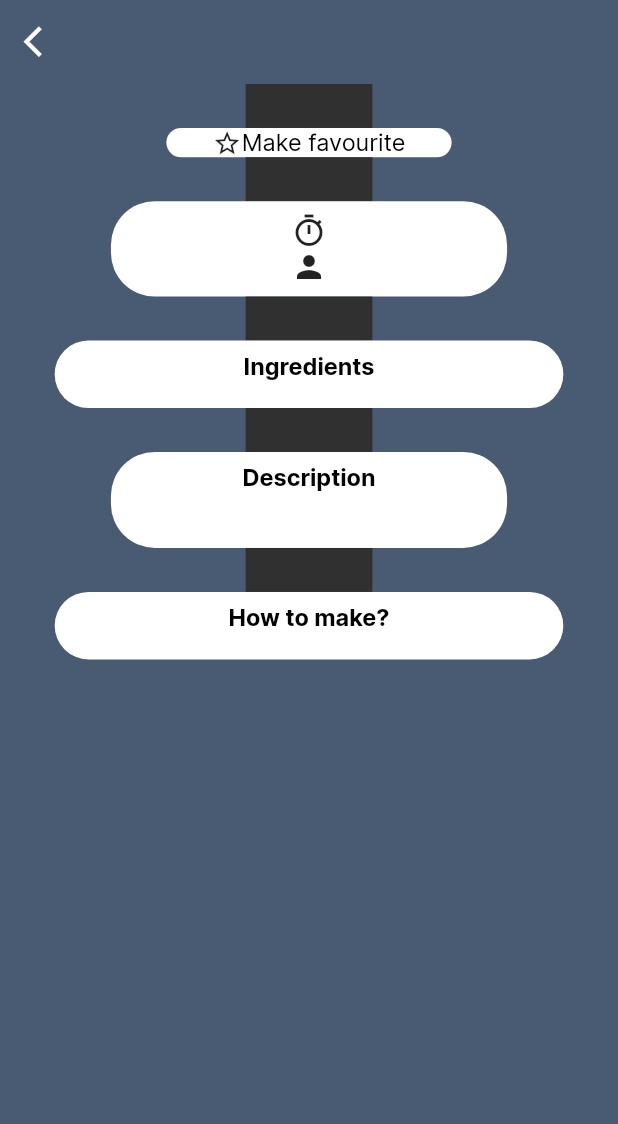
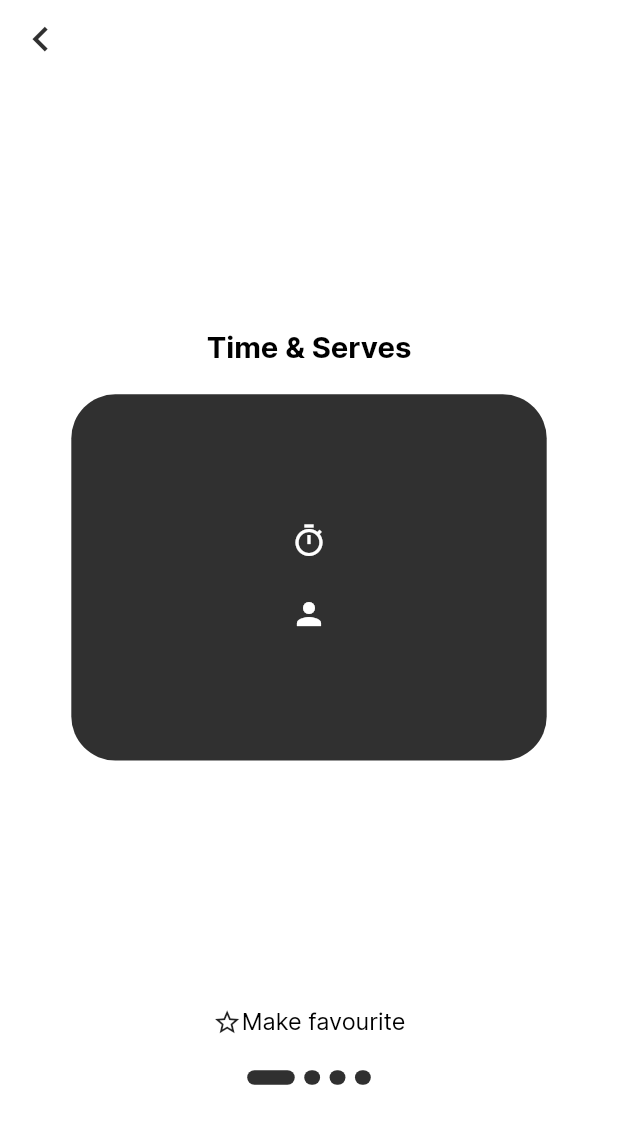
Before and after one commit to DelayStepback/shake_and_sip_app, a Flutter app: the _DetailLoaded screen opened directly with empty values, after a tap on "Make favourite", on a phone screen of 412 x 824 dp. Shown: the top 1124 px of the screen. Run offline on Flutter 3.47's test engine with Material 2 defaults, Android fonts, the phone set to English and light mode, and no system bars; our stand-ins replace bloc, cloud_firestore, dio, firebase_auth, firebase_core, flutter_animate and 5 more; missing offline and left inert: internet_connectivity_checker; accounts and stored records are empty.

Commit message:
fix: redesign single_fav_page

```diff
--- a/lib/features/presentation/detail_single_fav_page/detail_single_fav_page.dart
+++ b/lib/features/presentation/detail_single_fav_page/detail_single_fav_page.dart
@@ -7,11 +7,11 @@ import 'package:shake_and_sip_app/utils/colors.dart';
 
 import '../../data/cocktail/model/cocktail.dart';
 import '../bloc/detail_bloc/detail_bloc.dart';
-import '../bloc/detail_bloc/detail_state.dart';
 import '../loading_screen/loading_screen.dart';
 
 class DetailSingleFavPage extends StatelessWidget {
-  const DetailSingleFavPage({super.key, required this.id, required this.connectivity});
+  const DetailSingleFavPage(
+      {super.key, required this.id, required this.connectivity});
 
   final String? id;
   final bool connectivity;
@@ -22,61 +22,75 @@ class DetailSingleFavPage extends StatelessWidget {
     context.read<DetailBloc>().add(DetailEvent.initDetailPage(id: id!));
     return state.when(
         loading: () => const LoadingScreen(),
-        loaded: (cocktail, fav) => _DetailLoaded(cocktail: cocktail, isFav: fav, connectivity: connectivity,),
+        loaded: (cocktail, fav) => _DetailLoaded(
+              cocktail: cocktail,
+              isFav: fav,
+              connectivity: connectivity,
+            ),
         error: (error) => Text('error to load $error'));
   }
 }
 
-class _DetailLoaded extends StatelessWidget {
-  const _DetailLoaded({super.key, required this.cocktail, required this.isFav, required this.connectivity});
+class _DetailLoaded extends StatefulWidget {
+  const _DetailLoaded(
+      {super.key,
+      required this.cocktail,
+      required this.isFav,
+      required this.connectivity});
+
+  final Cocktail cocktail;
   final bool isFav;
-  final Cocktail cocktail;
   final bool connectivity;
 
   @override
+  State<_DetailLoaded> createState() => _DetailLoadedState();
+}
+
+class _DetailLoadedState extends State<_DetailLoaded> {
+  final PageController _pageController = PageController(initialPage: 0);
+  int page = 0;
+
+  @override
   Widget build(BuildContext context) {
-    return BlocBuilder<DetailBloc, DetailState>(
-      builder: (context, state) {
-        return SafeArea(
-          child: Scaffold(
-            extendBodyBehindAppBar: false,
-            appBar: AppBar(
-              backgroundColor: Colors.transparent,
-              elevation: 0,
-              leading: GestureDetector(
-                onTap: () => {
-                  if (connectivity){
-                    context.goNamed('home'),
+    return Scaffold(
+      backgroundColor: MyColor.white,
+      body: SafeArea(
+        child: SingleChildScrollView(
+          child: SizedBox(
+            height: MediaQuery.of(context).size.height - 100.h,
+            child: Stack(
+              alignment: Alignment.center,
+              children: [
+
+                PageView(
+                  controller: _pageController,
+                  onPageChanged: (newPage) {
+                    setState(() {
+                      page = newPage;
+                    });
+                  },
+                  children: [
+                    _TimeAndServes(
+                      cocktail: widget.cocktail,
+                    ),
+                    _Ingredients(cocktail: widget.cocktail),
+                    _Description(cocktail: widget.cocktail),
+                    _StepsToCook(cocktail: widget.cocktail),
+                  ],
+                ),
+
+                Positioned(
+                  bottom: 0,
+                  child: Column(
+                    children: [
+
+                      GestureDetector(
+                        onTap: (){
+                          if (!widget.isFav){
+                            context.read<DetailBloc>().add(DetailEvent.addFavCocktail(widget.cocktail));
                           }
                           else{
-                    context.goNamed('allFavLostConnectivity'),
-                  }
-                },
-                child: Icon(Icons.arrow_back_ios, size: 25.r,),
-              ),
-              centerTitle: true,
-              title: Text(cocktail.title.toString(),
-                style: Theme.of(context)
-                    .textTheme
-                    .titleLarge,
-              ),
-            ),
-            backgroundColor: MyColor.lightBlack,
-            body: SingleChildScrollView(
-              physics: const BouncingScrollPhysics(),
-              child: Column(
-                children: [
-                  SizedBox(
-                    width: MediaQuery.of(context).size.width,
-                  ),
-                  const _columnConnector(),
-                  GestureDetector(
-                    onTap: (){
-                      if (!isFav){
-                        context.read<DetailBloc>().add(DetailEvent.addFavCocktail(cocktail));
-                      }
-                      else{
-                        context.read<DetailBloc>().add(DetailEvent.deleteFavCocktail(cocktail));
+                            context.read<DetailBloc>().add(DetailEvent.deleteFavCocktail(widget.cocktail));
                           }
                         },
                         child: Container(
@@ -88,178 +102,274 @@ class _DetailLoaded extends StatelessWidget {
                           child: Row(
                             mainAxisAlignment: MainAxisAlignment.center,
                             children: [
-                          Icon(isFav ? Icons.star :Icons.star_border, size: 20.r,),
-                          Text(isFav ? 'Already favourite':'Make favourite', style: Theme.of(context)
+                              Icon(widget.isFav ? Icons.star :Icons.star_border, size: 20.r,),
+                              Text(widget.isFav? 'Already favourite':'Make favourite', style: Theme.of(context)
                                   .textTheme
                                   .bodyMedium),
+
                             ],
                           ),
                         ),
                       ),
-                  const _columnConnector(),
+                      SizedBox(height: 20.h),
+                      Row(
+                          mainAxisAlignment: MainAxisAlignment.center,
+                          children: _indicators(4, page)),
+                    ],
+                  ),
+                ),
+                Positioned(
+                  top: 10.h,
+                  left: 10.w,
+                  child: InkWell(
+                      onTap: () => {
+                        if (widget.connectivity){
+                          context.goNamed('home'),
+                        }
+                        else{
+                          context.goNamed('allFavLostConnectivity'),
+                        }
+                      },
+                      child: Icon(Icons.navigate_before, size: 34.r, color: MyColor.deepBlack,)),),
+              ],
+            ),
+          ),
+        ),
+      ),
+    );
+  }
+}
+
+List<Widget> _indicators(imagesLength, currentIndex) {
+  return List<Widget>.generate(imagesLength, (index) {
+    return AnimatedContainer(
+      duration: const Duration(seconds: 2),
+      margin: const EdgeInsets.all(3).w,
+      width: currentIndex == index ? 30.w : 10.w,
+      height: 10.h,
+      decoration: BoxDecoration(
+        color: MyColor.deepBlack,
+//          shape: currentIndex == index ? BoxShape.rectangle : BoxShape.circle,
+        borderRadius: currentIndex == index
+            ? const BorderRadius.all(Radius.circular(39)).w
+            : const BorderRadius.all(Radius.circular(51)).w,
+      ),
+    );
+  });
+}
+
+class _TimeAndServes extends StatelessWidget {
+  const _TimeAndServes({super.key, required this.cocktail});
+
+  final Cocktail cocktail;
+
+  @override
+  Widget build(BuildContext context) {
+    return Center(
+      child: Column(
+        mainAxisAlignment: MainAxisAlignment.center,
+        children: [
+          Padding(
+            padding: const EdgeInsets.only(bottom: 20.0).r,
+            child: Text('Time & Serves',
+                style: Theme.of(context).textTheme.displayLarge),
+          ),
           Container(
-                    width: 250.w,
+            width: 300.w,
+            height: 250.h,
             decoration: BoxDecoration(
-                      color: MyColor.white,
+              color: MyColor.deepBlack,
               borderRadius: const BorderRadius.all(Radius.circular(30)).r,
             ),
             child: Padding(
               padding: const EdgeInsets.all(8.0).r,
               child: Column(
+                mainAxisAlignment: MainAxisAlignment.center,
                 children: [
                   Row(
                     mainAxisAlignment: MainAxisAlignment.center,
                     children: [
-                              const Icon(Icons.timer_sharp),
+                      const Icon(
+                        Icons.timer_sharp,
+                        color: MyColor.white,
+                      ),
                       Flexible(
                           child: Text(cocktail.time.toString(),
-                                      style: Theme.of(context)
-                                          .textTheme
-                                          .bodyMedium)),
+                              style: Theme.of(context).textTheme.labelSmall)),
                     ],
+                  ),
+                  SizedBox(
+                    height: 25.h,
                   ),
                   Row(
                     mainAxisAlignment: MainAxisAlignment.center,
                     children: [
-                              const Icon(Icons.person),
+                      const Icon(
+                        Icons.person,
+                        color: MyColor.white,
+                      ),
                       Flexible(
                           child: Text(cocktail.portion.toString(),
-                                      style: Theme.of(context)
-                                          .textTheme
-                                          .bodyMedium)),
+                              style: Theme.of(context).textTheme.labelSmall)),
                     ],
                   ),
                 ],
               ),
             ),
           ),
-                  const _columnConnector(),
-                  _ContainerTitleSubTitle(
-                      width: 321,
-                      title: 'Ingredients',
-                      subWidget: ListViewOfIngredients(cocktail: cocktail)),
-                  const _columnConnector(),
-                  _ContainerTitleSubTitle(
-                      width: 250,
-                      title: 'Description',
-                      subWidget: Text(cocktail.description.toString(),
-                          style: Theme.of(context).textTheme.bodyMedium)),
-                  const _columnConnector(),
-                  _ContainerTitleSubTitle(
-                      width: 321,
-                      title: 'How to make?',
-                      subWidget: StepsOfCookingWidget(cocktail: cocktail)),
-                  SizedBox(
-                    height: 200.h,
-                  ),
         ],
       ),
-            ),
-          ),
-        );
-      },
     );
   }
 }
 
-class ListViewOfIngredients extends StatelessWidget {
-  const ListViewOfIngredients({
-    super.key,
-    required this.cocktail,
-  });
+class _Ingredients extends StatelessWidget {
+  const _Ingredients({super.key, required this.cocktail});
 
   final Cocktail cocktail;
 
   @override
   Widget build(BuildContext context) {
     return Center(
+      child: Column(
+        mainAxisAlignment: MainAxisAlignment.center,
+        children: [
+          Padding(
+            padding: const EdgeInsets.only(bottom: 20.0).r,
+            child: Text('Ingredients',
+                style: Theme.of(context).textTheme.displayLarge),
+          ),
+          Container(
+            width: 320.w,
+            height: 400.h,
+            decoration: BoxDecoration(
+              color: MyColor.deepBlack,
+              borderRadius: const BorderRadius.all(Radius.circular(30)).r,
+            ),
+            child: Padding(
+              padding: EdgeInsets.all(20).r,
+              child: Center(
                 child: ListView.builder(
                   padding: const EdgeInsets.all(0),
                   shrinkWrap: true,
                   physics: const NeverScrollableScrollPhysics(),
                   itemCount: cocktail.ingredients!.length,
                   itemBuilder: (context, index) {
-            return Text('* ${cocktail.ingredients![index]}',
-                style: Theme.of(context).textTheme.bodyMedium);
-          }),
+                    return Padding(
+                      padding: const EdgeInsets.all(8.0),
+                      child: Text(
+                        '+ ${cocktail.ingredients![index]}',
+                        style: Theme.of(context).textTheme.labelSmall,
+                        textAlign: TextAlign.center,
+                      ),
+                    );
+                  },
+                ),
+              ),
+            ),
+          ),
+        ],
+      ),
     );
   }
 }
 
-class StepsOfCookingWidget extends StatelessWidget {
-  const StepsOfCookingWidget({
-    super.key,
-    required this.cocktail,
-  });
+class _Description extends StatelessWidget {
+  const _Description({super.key, required this.cocktail});
 
   final Cocktail cocktail;
 
   @override
   Widget build(BuildContext context) {
     return Center(
-      child: ListView.builder(
-          padding: const EdgeInsets.all(0),
-          shrinkWrap: true,
-          physics: const NeverScrollableScrollPhysics(),
-          itemCount: cocktail.method!.length,
-          itemBuilder: (context, index) {
-            return Text(
-                '${cocktail.method![index].keys.toList().first.toString()} : ${cocktail.method![index][cocktail.method![index].keys.toList().first].toString()} ',
-                style: Theme.of(context).textTheme.bodyMedium);
-          }),
-    );
-  }
-}
-
-class _ContainerTitleSubTitle extends StatelessWidget {
-  const _ContainerTitleSubTitle({
-    super.key,
-    required this.width,
-    required this.title,
-    required this.subWidget,
-  });
-
-  final int width;
-  final String title;
-  final Widget subWidget;
-
-  @override
-  Widget build(BuildContext context) {
-    return Container(
-      width: width.w,
+      child: Column(
+        mainAxisAlignment: MainAxisAlignment.center,
+        children: [
+          Padding(
+            padding: const EdgeInsets.only(bottom: 20.0).r,
+            child: Text('Description',
+                style: Theme.of(context).textTheme.displayLarge),
+          ),
+          Container(
+            width: 300.w,
+            height: 340.h,
             decoration: BoxDecoration(
-        color: MyColor.white,
+              color: MyColor.deepBlack,
               borderRadius: const BorderRadius.all(Radius.circular(30)).r,
             ),
             child: Padding(
-        padding: const EdgeInsets.all(8.0),
-        child: Column(
-          mainAxisAlignment: MainAxisAlignment.spaceBetween,
-          children: [
-            Text(title, style: Theme.of(context).textTheme.titleMedium),
-            const SizedBox(
-              height: 10,
+                padding: const EdgeInsets.all(24.0).r,
+                child: Center(
+                  child: SingleChildScrollView(
+                    child: Text(cocktail.description.toString(),
+                        style: Theme.of(context).textTheme.labelSmall),
                   ),
-            subWidget,
+                )),
+          ),
         ],
-        ),
       ),
     );
   }
 }
 
-class _columnConnector extends StatelessWidget {
-  const _columnConnector({
-    super.key,
-  });
+class _StepsToCook extends StatelessWidget {
+  const _StepsToCook({super.key, required this.cocktail});
+
+  final Cocktail cocktail;
 
   @override
   Widget build(BuildContext context) {
-    return Container(
-      width: 80.w,
-      height: 30.h,
-      decoration: const BoxDecoration(
+    return Center(
+      child: Column(
+        mainAxisAlignment: MainAxisAlignment.center,
+        children: [
+          Padding(
+            padding: const EdgeInsets.only(bottom: 20.0).r,
+            child:
+                Text('Steps', style: Theme.of(context).textTheme.displayLarge),
+          ),
+          SizedBox(
+            height: 400.h,
+            width: 300.w,
+            child: PageView.builder(
+              itemCount: cocktail.method?.length,
+              itemBuilder: (context, position) {
+                return
+                  Container(
+                  decoration: BoxDecoration(
                     color: MyColor.deepBlack,
+                    borderRadius: const BorderRadius.all(Radius.circular(30)).r,
+                  ),
+                    child: Padding(
+                      padding: const EdgeInsets.all(24),
+                      child: Center(
+                        child: SingleChildScrollView(
+                          child: Column(
+                            children: [
+
+                              Row(
+                                mainAxisAlignment: MainAxisAlignment.center,
+                                children: [
+                                  Icon(position != (cocktail.method!.length - 1) ? Icons.navigate_next:Icons.navigate_before, size: 24.r, color: MyColor.white,),
+
+                                  Text('Step ${position+1}',style:Theme.of(context).textTheme.titleLarge, textAlign: TextAlign.center, ),
+                                  Icon(position != (cocktail.method!.length - 1) ? Icons.navigate_next:Icons.navigate_before, size: 24.r, color: MyColor.white,),
+
+                                ],
+                              ),
+                              SizedBox(height: 20.h,),
+                              Text('${cocktail.method?[position].values}',style:Theme.of(context).textTheme.labelSmall, ),
+
+                            ],
+                          ),
+                        ),
+                      ),
+                    ),
+                );
+              },
+            ),
+          ),
+        ],
       ),
     );
   }
```
Lines whose indentation alone changed are shown as unchanged.
